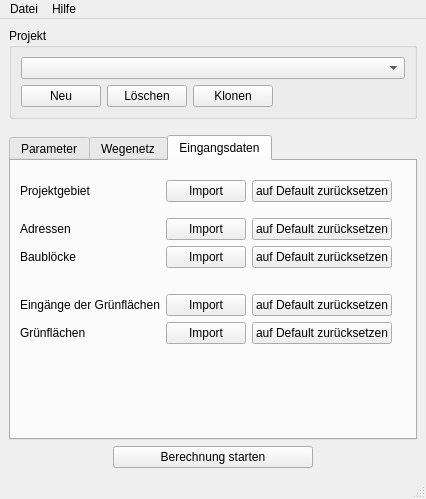
GertzGutscheRuemenapp/gruenflaechenbewertung, file ui/OTP_main_window.ui: the form before one commit.
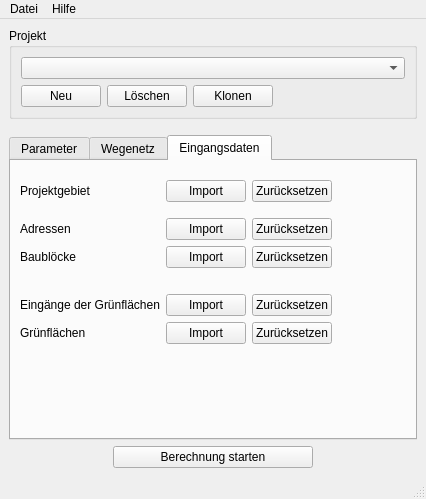
The form after the commit. The open tabs and pages were chosen to show the change.

Commit message: added option to create blank project; dialog before resetting data

```diff
--- a/ui/OTP_main_window.ui
+++ b/ui/OTP_main_window.ui
@@ -643,14 +643,14 @@
           <item row="3" column="2">
            <widget class="QPushButton" name="reset_blocks_button">
             <property name="text">
-             <string>auf Default zurücksetzen</string>
+             <string>Zurücksetzen</string>
             </property>
            </widget>
           </item>
           <item row="7" column="2">
            <widget class="QPushButton" name="reset_green_spaces_button">
             <property name="text">
-             <string>auf Default zurücksetzen</string>
+             <string>Zurücksetzen</string>
             </property>
            </widget>
           </item>
@@ -664,7 +664,7 @@
           <item row="2" column="2">
            <widget class="QPushButton" name="reset_addresses_button">
             <property name="text">
-             <string>auf Default zurücksetzen</string>
+             <string>Zurücksetzen</string>
             </property>
            </widget>
           </item>
@@ -701,7 +701,7 @@
           <item row="0" column="2">
            <widget class="QPushButton" name="reset_project_area_button">
             <property name="text">
-             <string>auf Default zurücksetzen</string>
+             <string>Zurücksetzen</string>
             </property>
            </widget>
           </item>
@@ -759,7 +759,7 @@
           <item row="6" column="2">
            <widget class="QPushButton" name="reset_green_entrances_button">
             <property name="text">
-             <string>auf Default zurücksetzen</string>
+             <string>Zurücksetzen</string>
             </property>
            </widget>
           </item>
```
The commit also changes 5 other files.
